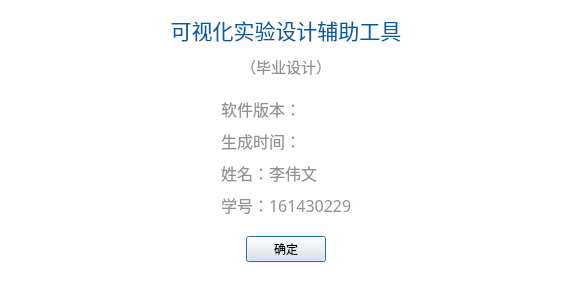
The window that VisualExperimentalDesignAids/Resources/VEDAAboutDialog.ui (fuookami/GraduationProject) describes before a commit, drawn with Qt 5.
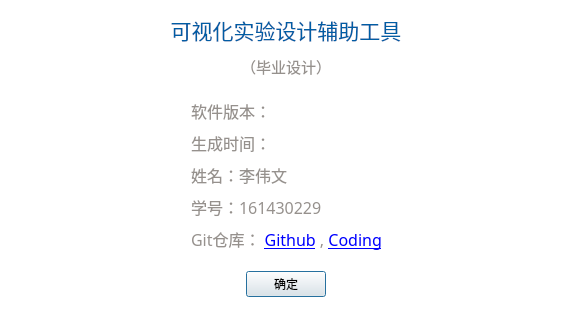
The same window after the commit.

Commit message: 为关于窗口添加Git仓库链接

Diff of the .ui file:
```diff
--- a/VisualExperimentalDesignAids/Resources/VEDAAboutDialog.ui
+++ b/VisualExperimentalDesignAids/Resources/VEDAAboutDialog.ui
@@ -7,19 +7,19 @@
     <x>0</x>
     <y>0</y>
     <width>572</width>
-    <height>287</height>
+    <height>322</height>
    </rect>
   </property>
   <property name="minimumSize">
    <size>
     <width>572</width>
-    <height>287</height>
+    <height>322</height>
    </size>
   </property>
   <property name="maximumSize">
    <size>
     <width>572</width>
-    <height>287</height>
+    <height>322</height>
    </size>
   </property>
   <property name="windowTitle">
@@ -154,7 +154,7 @@
       </spacer>
      </item>
      <item>
-      <layout class="QVBoxLayout" name="verticalLayout_3" stretch="0,0,0,0">
+      <layout class="QVBoxLayout" name="verticalLayout_3" stretch="0,0,0,0,0">
        <property name="spacing">
         <number>8</number>
        </property>
@@ -238,7 +238,7 @@
           <string notr="true">color: rgb(150, 145, 141);</string>
          </property>
          <property name="text">
-          <string>姓名：李伟文</string>
+          <string>&lt;html&gt;&lt;head/&gt;&lt;body&gt;&lt;p&gt;姓名：李伟文&lt;/p&gt;&lt;/body&gt;&lt;/html&gt;</string>
          </property>
         </widget>
        </item>
@@ -270,6 +270,25 @@
          </property>
         </widget>
        </item>
+       <item>
+        <widget class="QLabel" name="label_2">
+         <property name="font">
+          <font>
+           <family>微软雅黑</family>
+           <pointsize>12</pointsize>
+          </font>
+         </property>
+         <property name="styleSheet">
+          <string notr="true">color: rgb(150, 145, 141);</string>
+         </property>
+         <property name="text">
+          <string>&lt;p&gt;Git仓库： &lt;a href=&quot;https://github.com/fuookami/GraduationProject&quot;&gt;Github&lt;/a&gt;    , &lt;a href=&quot;https://coding.net/u/fuookami/p/GraduationProject/git?public=true&quot;&gt;Coding&lt;/a&gt;&lt;/p&gt;</string>
+         </property>
+         <property name="openExternalLinks">
+          <bool>true</bool>
+         </property>
+        </widget>
+       </item>
       </layout>
      </item>
      <item>
```
Left out of the diff: 2 changed lines with no effect on the pictures. The commit also changes 6 other files.
